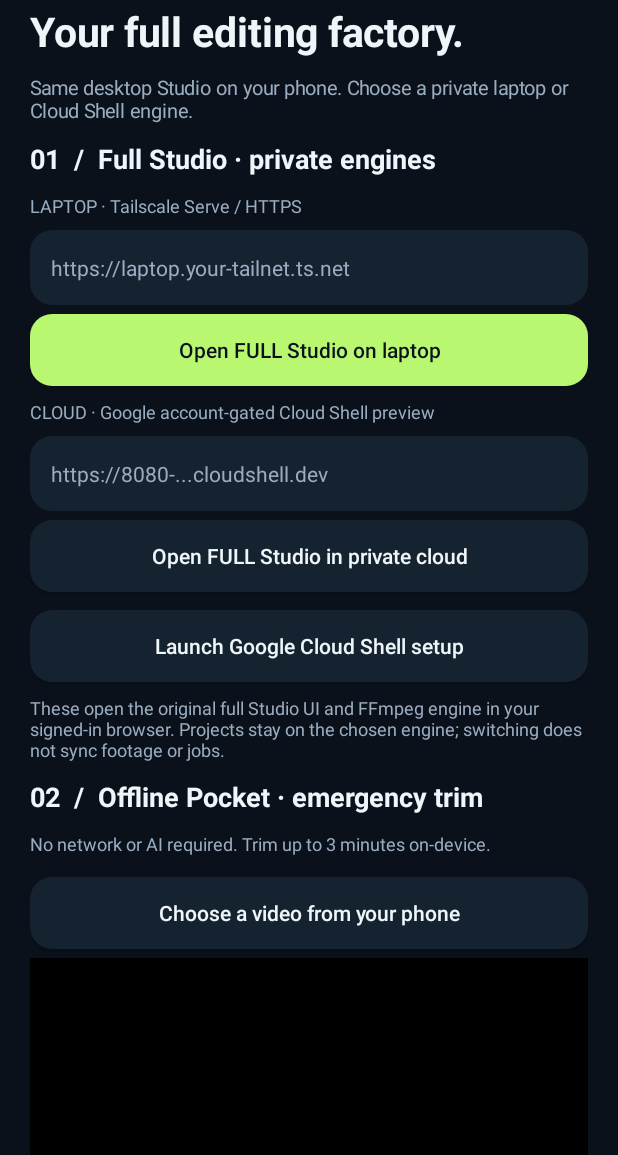
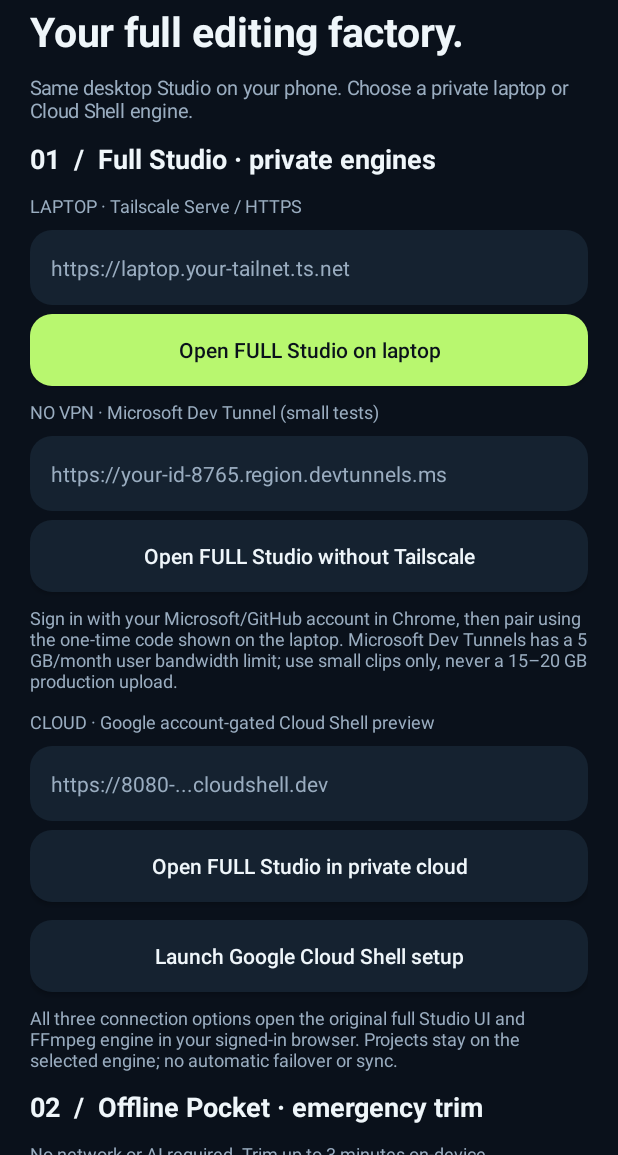
Before and after one commit to MohammedAbdelshafy/clipops-studio, an Android app: the screen it shows after launch (MainActivity), on a phone screen of 412 x 824 dp, the part 81-1236 px from its top. Run offline under Robolectric (Android 15) with nearby library versions, the phone set to English and light mode, and no system bars.

Commit message:
android: add signed-in Microsoft private Dev Tunnel alternative without VPN

```diff
--- a/android/app/src/main/java/com/mbm/clipops/pocket/MainActivity.kt
+++ b/android/app/src/main/java/com/mbm/clipops/pocket/MainActivity.kt
@@ -56,6 +56,7 @@ class MainActivity : Activity() {
     private lateinit var player: ExoPlayer
     private lateinit var preview: PlayerView
     private lateinit var laptopUrl: EditText
+    private lateinit var devTunnelUrl: EditText
     private lateinit var cloudUrl: EditText
     private lateinit var startInput: EditText
     private lateinit var endInput: EditText
@@ -171,6 +172,18 @@ class MainActivity : Activity() {
         body.addView(button("Open FULL Studio on laptop", highlighted = true) {
             openFullStudio(laptopUrl, HybridEndpoint.Engine.LAPTOP, "studio_laptop_url")
         })
+        body.addView(title("NO VPN · Microsoft Dev Tunnel (small tests)", 12f, muted))
+        devTunnelUrl = endpointField("https://your-id-8765.region.devtunnels.ms",
+            "studio_devtunnel_url")
+        body.addView(devTunnelUrl)
+        body.addView(button("Open FULL Studio without Tailscale") {
+            openFullStudio(devTunnelUrl, HybridEndpoint.Engine.DEV_TUNNEL, "studio_devtunnel_url")
+        })
+        body.addView(title(
+            "Sign in with your Microsoft/GitHub account in Chrome, then pair using the one-time " +
+            "code shown on the laptop. Microsoft Dev Tunnels has a 5 GB/month user bandwidth limit; " +
+            "use small clips only, never a 15–20 GB production upload.", 12f, muted
+        ))
         body.addView(title("CLOUD · Google account-gated Cloud Shell preview", 12f, muted))
         cloudUrl = endpointField("https://8080-...cloudshell.dev",
             "studio_cloud_url")
@@ -187,8 +200,8 @@ class MainActivity : Activity() {
             }
         })
         body.addView(title(
-            "These open the original full Studio UI and FFmpeg engine in your signed-in browser. " +
-            "Projects stay on the chosen engine; switching does not sync footage or jobs.",
+            "All three connection options open the original full Studio UI and FFmpeg engine in your " +
+            "signed-in browser. Projects stay on the selected engine; no automatic failover or sync.",
             12f, muted
         ))
         body.addView(title("02  /  Offline Pocket · emergency trim", 18f, ink, true))
```
